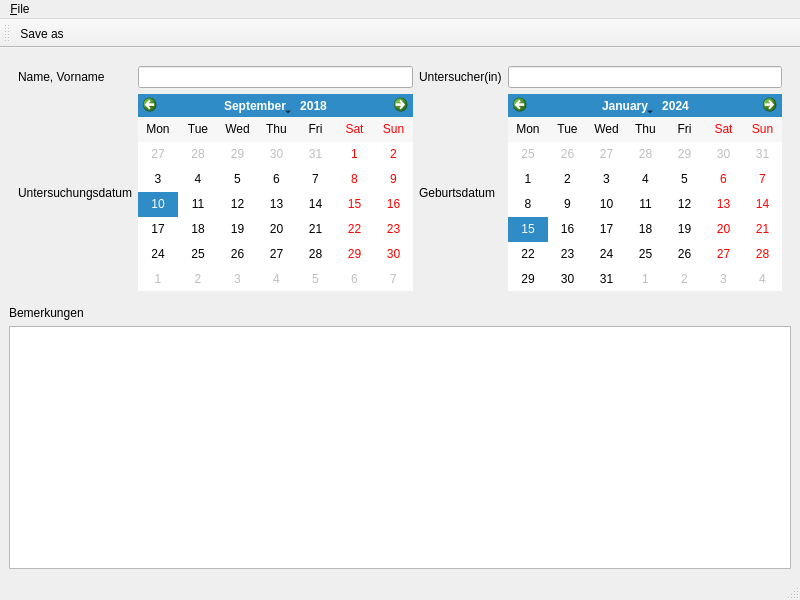
This is source/mainwindow.ui in mandlm/ESGRAF48 as Qt 5 draws it before an edit. The edited form follows.
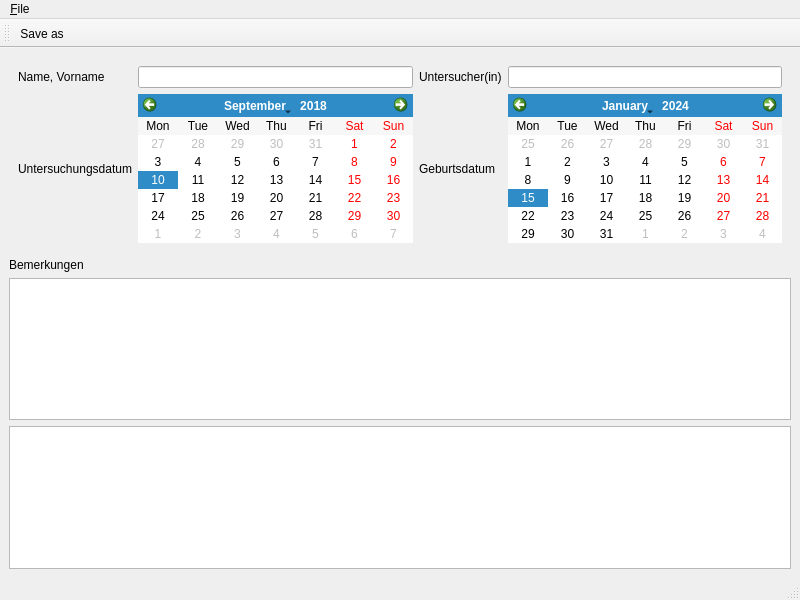
This is the edited form.

Commit message: Added model for meta-data, connected to widgets via mapper

Patch:
```diff
--- a/source/mainwindow.ui
+++ b/source/mainwindow.ui
@@ -104,6 +104,9 @@
     <item>
      <widget class="QTextEdit" name="textEdit"/>
     </item>
+    <item>
+     <widget class="QTableView" name="tableView"/>
+    </item>
    </layout>
   </widget>
   <widget class="QMenuBar" name="menubar">
```
The commit also changes 4 other files.
